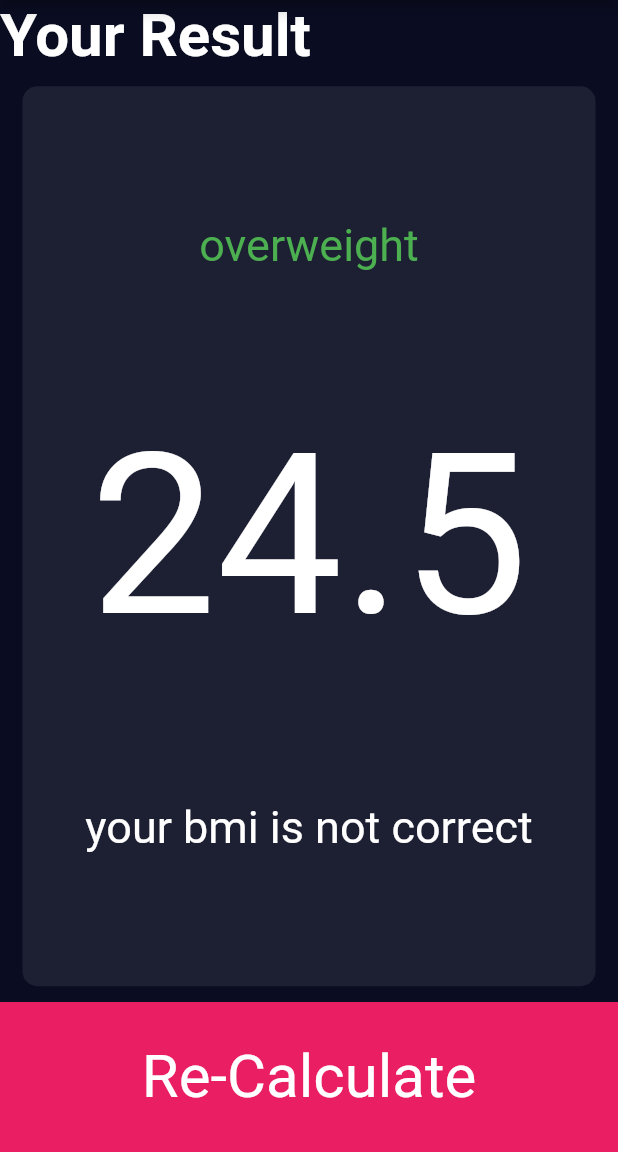
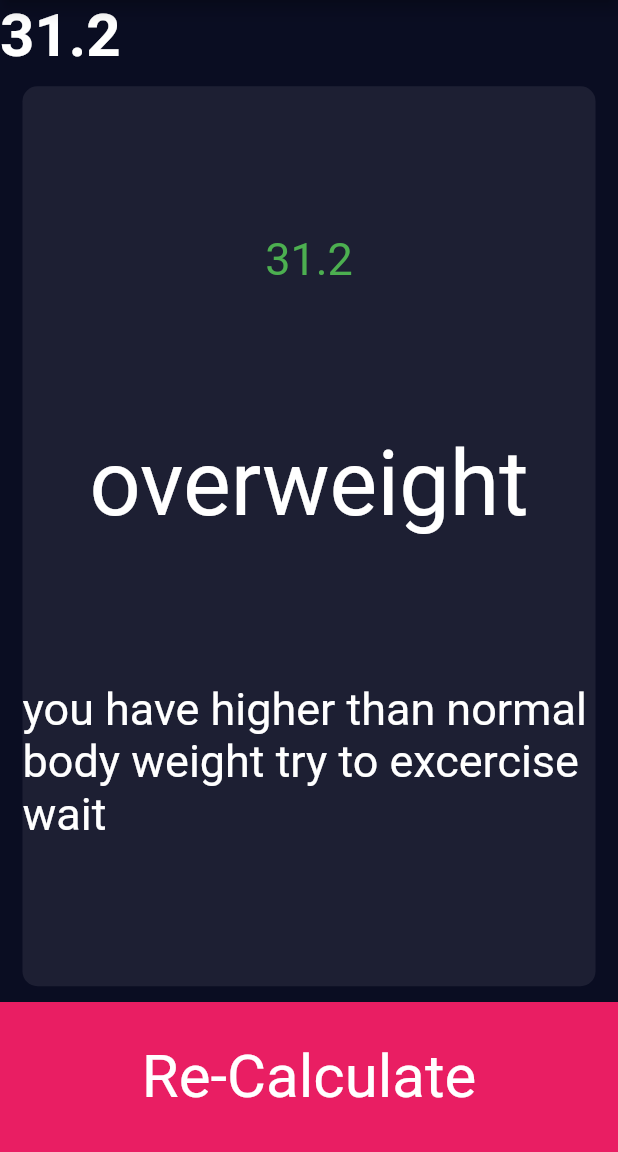
Before and after one commit to developerujjwal/BMI-Calculator, a Flutter app: the screen it shows after launch, after a tap on "CALCULATOR", on a phone screen of 412 x 824 dp, the part 84-1236 px from its top. Run offline on Flutter 3.47's test engine with Material 2 defaults, Android fonts, the phone set to English and light mode, and no system bars; our stand-ins replace font_awesome_flutter.

Commit message:
calculator

```diff
--- /dev/null
+++ b/lib/calculator_brain.dart
@@ -0,0 +1,35 @@
+import 'dart:math';
+
+class calculatorbrain {
+  calculatorbrain({
+    this.height,
+    this.weight,
+  });
+  final int? height;
+  final int? weight;
+  double bmi = 0;
+  String brain() {
+    bmi = weight! / pow(height! / 100, 2);
+    return bmi.toStringAsFixed(1);
+  }
+
+  String result_() {
+    if (bmi >= 25) {
+      return 'overweight';
+    } else if (bmi > 18.5) {
+      return 'normal';
+    } else {
+      return 'underweight';
+    }
+  }
+
+  String message_() {
+    if (bmi >= 25) {
+      return 'you have higher than normal body weight try to excercise wait';
+    } else if (bmi > 18.5) {
+      return 'you are fit keep it up';
+    } else {
+      return 'you have lower weight than normal body weight try to gain weight';
+    }
+  }
+}
--- a/lib/inputpage.dart
+++ b/lib/inputpage.dart
@@ -3,8 +3,10 @@ import 'package:flutter/material.dart';
 import 'package:font_awesome_flutter/font_awesome_flutter.dart';
 import 'package:meta/meta.dart';
 import 'result screen.dart';
-
+import 'calculator_brain.dart';
+int weight = 100;
 int height = 180;
+int age =22;
 
 enum gender {
   male,
@@ -55,7 +57,6 @@ class _BMIState extends State<calculator> {
         title: Text('BMI Calculator'),
       ),
       body: Column(
-        mainAxisAlignment: MainAxisAlignment.spaceBetween,
         crossAxisAlignment: CrossAxisAlignment.stretch,
         children: [
           Row(
@@ -71,9 +72,9 @@ class _BMIState extends State<calculator> {
                 child: box(
                     tag: Icon(
                       FontAwesomeIcons.mars,
-                      size: 100,
+                      size: 80,
                     ),
-                    write: 'MALE',
+                    write: Text('MALE'),
                     rang: malecard),
               )),
               Expanded(
@@ -87,9 +88,9 @@ class _BMIState extends State<calculator> {
                 child: box(
                   tag: Icon(
                     FontAwesomeIcons.venus,
-                    size: 100,
+                    size: 80,
                   ),
-                  write: 'FEMALE',
+                  write: Text('FEMALE'),
                   rang: femalecard,
                 ),
               )),
@@ -99,7 +100,7 @@ class _BMIState extends State<calculator> {
             children: [
               Expanded(
                 child: box(
-                  write: 'HEIGHT        $height',
+                  write: Text('HEIGHT'), mc: Text('cm'),hei: Text('$height',style: TextStyle(fontSize: 50,fontWeight: FontWeight.bold)),
                   rang: inactivecolor,
                   wid: SliderTheme(
                     data: SliderTheme.of(context).copyWith(
@@ -133,9 +134,10 @@ class _BMIState extends State<calculator> {
             children: [
               Expanded(
                 child: box(
-                    write: 'WEIGHT',
+                    write: Text('WEIGHT'),
                     rang: inactivecolor,
                     buton: btn(
+                      check_icon: 1,
                       icon: FontAwesomeIcons.plus,
                       hit: 56,
                       wdh: 56,
@@ -146,32 +148,41 @@ class _BMIState extends State<calculator> {
                       hit: 56,
                       wdh: 56,
                       s: 30,
-                    )),
+                      check_icon: 0,
+                    ),wei: Text(weight.toString(),style: TextStyle(fontSize: 50,fontWeight: FontWeight.bold))),
               ),
               Expanded(
                 child: box(
-                  write: 'HEIGHT',
+                  write: Text('AGE'),
                   rang: inactivecolor,
                   buton: btn(
                     icon: FontAwesomeIcons.plus,
                     hit: 56,
                     wdh: 56,
                     s: 30,
+                    check_icon: 11,
                   ),
                   buton1: btn(
                     icon: FontAwesomeIcons.minus,
                     hit: 56,
                     wdh: 56,
                     s: 30,
+                    check_icon:00 ,
                   ),
+                  ega: Text(age.toString(),style: TextStyle(fontSize: 50,fontWeight: FontWeight.bold),),
                 ),
               ),
             ],
           ),
           GestureDetector(
             onTap: () {
+              calculatorbrain cal=calculatorbrain(height:height,weight:weight);
               Navigator.push(
-                  context, MaterialPageRoute(builder: (context) => result()));
+                  context, MaterialPageRoute(builder: (context) => result(
+                bmiresult: cal.brain(),
+                massageinfo: cal.message_(),
+                resultcal: cal.result_(),
+              )));
             },
             child: Container(
               color: Colors.pink,
@@ -207,24 +218,34 @@ class box extends StatelessWidget {
         hit: 0,
         wdh: 0,
         s: 0,
+        check_icon: 55,
       ),
       this.buton1 = const btn(
         icon: FontAwesomeIcons.plus,
         hit: 0,
         wdh: 0,
         s: 0,
-      )});
+        check_icon: 55,
+      ),
+      this.ega = const Text('  '),
+      this.wei = const Text(' '),
+      this.hei = const Text(' '),
+      this.mc = const Text(' ')});
 
   final Icon tag;
-  final String write;
+  final Widget write;
   final Color rang;
   final Widget wid;
   final btn buton;
   final btn buton1;
+  final Widget wei;
+  final Widget ega;
+  final Widget hei;
+  final Widget mc;
   @override
   Widget build(BuildContext context) {
     return Container(
-      height: 190,
+      height: 210,
       width: 100,
       margin: EdgeInsets.all(10),
       decoration: BoxDecoration(
@@ -233,13 +254,11 @@ class box extends StatelessWidget {
       ),
       child: Column(
         crossAxisAlignment: CrossAxisAlignment.center,
-        mainAxisAlignment: MainAxisAlignment.center,
+        mainAxisAlignment: MainAxisAlignment.spaceEvenly,
         children: [
           tag,
-          Text(
-            write,
-            style: TextStyle(fontSize: 30),
-          ),
+         write,
+          Row(children: [hei,mc]),wei,ega,
           wid,
           Row(
             mainAxisAlignment: MainAxisAlignment.spaceEvenly,
@@ -257,15 +276,31 @@ class btn extends StatelessWidget {
       {required this.icon,
       required this.hit,
       required this.wdh,
-      required this.s});
+      required this.s,
+      required this.check_icon,});
   final IconData? icon;
   final double hit;
   final double wdh;
   final double s;
+  final int check_icon;
   @override
   Widget build(BuildContext context) {
     return RawMaterialButton(
-      onPressed: () {},
+      onPressed: () {
+        if (check_icon==0){
+          weight--;
+        }
+        else if (check_icon==1){
+          weight++;
+        }
+      else if (check_icon==00){
+        age--;
+        }
+      else if (check_icon==11){
+        age++;
+        }
+        }
+      ,
       shape: CircleBorder(),
       fillColor: Color(0xFF4C4F5E),
       constraints: BoxConstraints.tightFor(height: hit, width: wdh),
--- a/lib/result screen.dart
+++ b/lib/result screen.dart
@@ -1,48 +1,68 @@
 import 'package:bmi_calcutor/inputpage.dart';
 import 'package:flutter/material.dart';
+import 'calculator_brain.dart';
 
-class result extends StatefulWidget {
-  const result({super.key});
-
-  @override
-  State<result> createState() => _resultState();
-}
-
-class _resultState extends State<result> {
+class result extends StatelessWidget {
+  result({
+    required this.bmiresult,
+    required this.massageinfo,
+    required this.resultcal,
+  });
+  final String bmiresult;
+  final String resultcal;
+  final String massageinfo;
   @override
   Widget build(BuildContext context) {
-    return Scaffold(appBar: AppBar(title: Text('BMI CALCULATOR'),),
+    return Scaffold(
+      appBar: AppBar(
+        title: Text('BMI CALCULATOR'),
+      ),
       body: Column(
         mainAxisAlignment: MainAxisAlignment.spaceBetween,
         crossAxisAlignment: CrossAxisAlignment.stretch,
         children: [
           Text(
-            'Your Result',
+            bmiresult,
             style: TextStyle(fontSize: 40, fontWeight: FontWeight.bold),
           ),
-          Container(height: 600,margin:EdgeInsets.only(left: 15,right: 15),decoration: BoxDecoration(borderRadius:BorderRadius.circular(10),color:inactivecolor,),
+          Container(
+            height: 600,
+            margin: EdgeInsets.only(left: 15, right: 15),
+            decoration: BoxDecoration(
+              borderRadius: BorderRadius.circular(10),
+              color: inactivecolor,
+            ),
             child: Column(
               mainAxisAlignment: MainAxisAlignment.spaceEvenly,
               children: [
                 Text(
-                  'overweight',
+                  '$bmiresult',
                   style: TextStyle(color: Colors.green, fontSize: 30),
                 ),
                 Text(
-                  '24.5',
-                  style: TextStyle(fontSize: 150),
+                  resultcal,
+                  style: TextStyle(fontSize: 60),
                 ),
-                Text('your bmi is not correct',style: TextStyle(fontSize: 30),)
+                Text(
+                  massageinfo,
+                  style: TextStyle(fontSize: 30),
+                )
               ],
             ),
           ),
-          Container(height: 100,
+          GestureDetector(
+            onTap: (){
+              Navigator.pop(context);
+            },
+            child: Container(
+              height: 100,
               child: Center(
                   child: Text(
                 'Re-Calculate',
                 style: TextStyle(fontSize: 40),
               )),
               color: Colors.pink,
+            ),
           )
         ],
       ),
```
Lines whose indentation alone changed are shown as unchanged.
